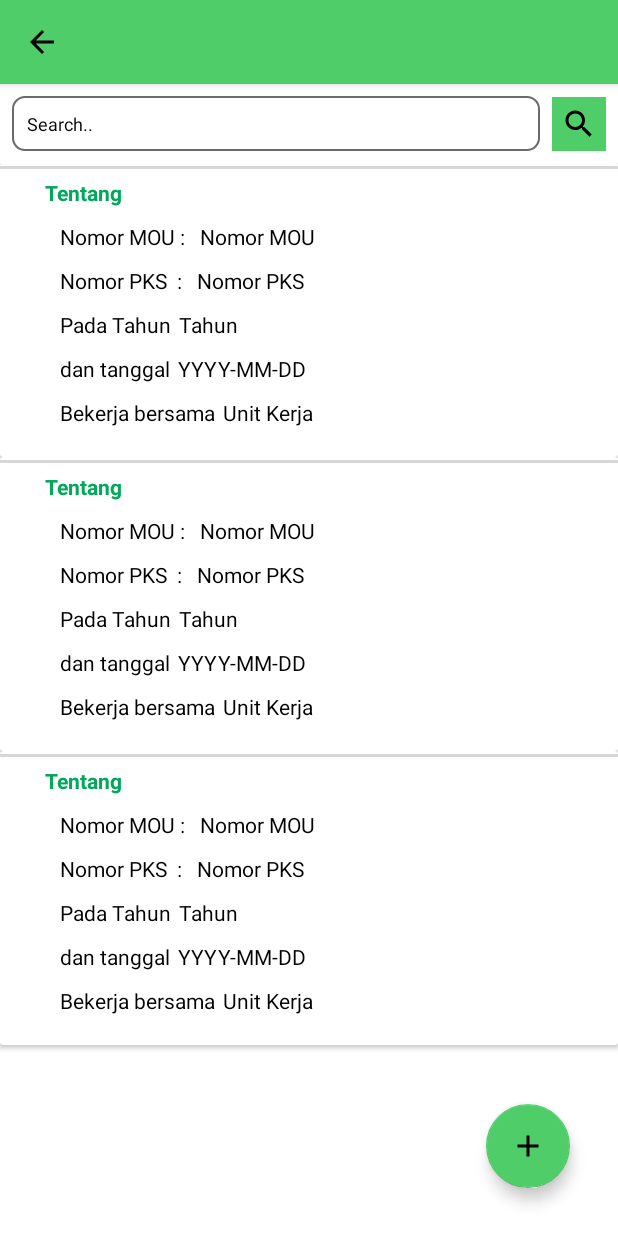
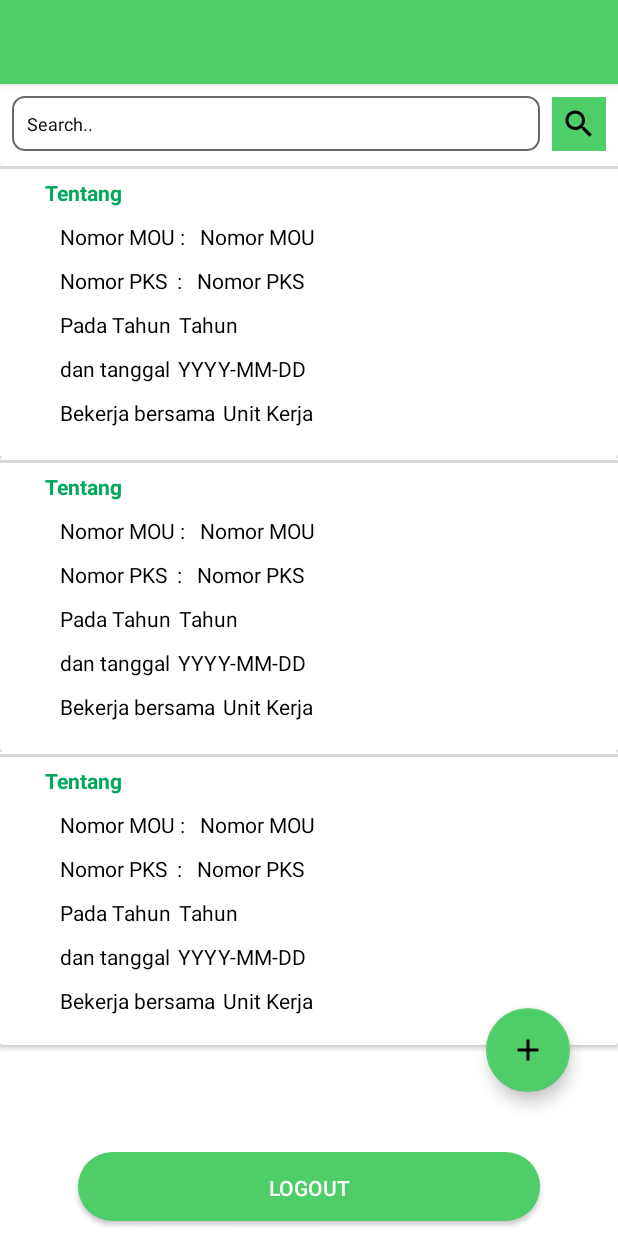
Before and after one commit to Abdannov/pendakers-android, an Android app: the layout activity_samarinda.xml on its own in the app's theme, with its tools: preview values and no code run, on a phone screen of 412 x 824 dp. Run offline under Robolectric (Android 15) with nearby library versions, the phone set to English and light mode, and no system bars.

Commit message:
fixing revisi pendadaran

```diff
--- a/app/src/main/java/com/pendakers/API/RetroServer.java
+++ b/app/src/main/java/com/pendakers/API/RetroServer.java
@@ -28,7 +28,7 @@ public class RetroServer {
 
         if(retro == null){
             retro = new Retrofit.Builder()
-                    .baseUrl(baseURL)
+                    .baseUrl(baseURLLocal)
                     .addConverterFactory(GsonConverterFactory.create(gson))
                     .client(httpClient.build())
                     .build();
--- a/app/src/main/java/com/pendakers/Activity/LoginActivity.java
+++ b/app/src/main/java/com/pendakers/Activity/LoginActivity.java
@@ -57,7 +57,8 @@ public class LoginActivity extends AppCompatActivity {
                     PrefManager prf = new PrefManager(LoginActivity.this);
                     assert response.body() != null;
                     prf.setString(Const.TOKEN,response.body().getAccessToken());
-                    Intent i = new Intent(LoginActivity.this, HomeActivity.class);
+                    prf.setString(Const.KAB_KOTA,response.body().getUser().getKabkota());
+                    Intent i = new Intent(LoginActivity.this, PendakerActivity.class);
                     i.setFlags(Intent.FLAG_ACTIVITY_CLEAR_TOP | Intent.FLAG_ACTIVITY_CLEAR_TASK);
                     startActivity(i);
                     finish();
--- a/app/src/main/java/com/pendakers/Activity/MainActivity.java
+++ b/app/src/main/java/com/pendakers/Activity/MainActivity.java
@@ -34,7 +34,7 @@ public class MainActivity extends AppCompatActivity {
             public void run() {
                 PrefManager prf = new PrefManager(MainActivity.this);
                 if(!prf.getString(Const.TOKEN).equals("")){
-                    startActivity(new Intent(getApplicationContext(),HomeActivity.class));
+                    startActivity(new Intent(getApplicationContext(),PendakerActivity.class));
                 }else{
                     startActivity(new Intent(getApplicationContext(), LoginActivity.class));
                 }
--- a/app/src/main/java/com/pendakers/Manager/Const.java
+++ b/app/src/main/java/com/pendakers/Manager/Const.java
@@ -16,4 +16,5 @@ public class Const {
     public static final String LATITUDE ="latitude";
     public static final String LONGTITUDE ="longtitude";
     public static final String TIMEOUT ="time_out";
+    public static final String KAB_KOTA ="kabkota";
 }
--- a/app/src/main/res/layout/activity_samarinda.xml
+++ b/app/src/main/res/layout/activity_samarinda.xml
@@ -15,20 +15,19 @@
         android:background="#4fcd69"
         app:layout_constraintEnd_toEndOf="parent"
         app:layout_constraintStart_toStartOf="parent"
-        app:layout_constraintTop_toTopOf="parent"
-        app:navigationIcon="@drawable/ic_arrow_back_24" />
+        app:layout_constraintTop_toTopOf="parent" />
 
     <com.google.android.material.floatingactionbutton.FloatingActionButton
         android:id="@+id/tambahdatasmd"
         android:layout_width="wrap_content"
         android:layout_height="wrap_content"
         android:layout_alignParentBottom="true"
+        android:layout_margin="32dp"
         android:background="#00a859"
-        android:layout_margin="32dp"
+        android:contentDescription="@string/todo"
         android:src="@drawable/ic_add"
-        app:layout_constraintBottom_toBottomOf="parent"
-        app:layout_constraintEnd_toEndOf="parent"
-        android:contentDescription="@string/todo" />
+        app:layout_constraintBottom_toBottomOf="@+id/srl_smd"
+        app:layout_constraintEnd_toEndOf="parent" />
 
     <EditText
         android:id="@+id/etSearch"
@@ -66,8 +65,11 @@
         android:layout_height="0dp"
         android:layout_below="@+id/toolbar"
         android:layout_marginTop="8dp"
-        app:layout_constraintTop_toBottomOf="@+id/etSearch"
-        tools:layout_editor_absoluteX="120dp">
+        android:layout_marginBottom="8dp"
+        app:layout_constraintBottom_toTopOf="@+id/btnLogout"
+        app:layout_constraintEnd_toEndOf="parent"
+        app:layout_constraintStart_toStartOf="parent"
+        app:layout_constraintTop_toBottomOf="@+id/etSearch">
 
         <androidx.recyclerview.widget.RecyclerView
             android:id="@+id/rv_datasmd"
@@ -76,6 +78,22 @@
             tools:listitem="@layout/list_samarinda" />
 
     </androidx.swiperefreshlayout.widget.SwipeRefreshLayout>
+
+    <androidx.appcompat.widget.AppCompatButton
+        android:id="@+id/btnLogout"
+        android:layout_width="match_parent"
+        android:layout_height="wrap_content"
+        android:layout_marginLeft="50dp"
+        android:layout_marginRight="50dp"
+        android:layout_marginBottom="8dp"
+        android:background="@drawable/my_shapelogo"
+        android:backgroundTint="#4fcd69"
+        android:text="@string/logout"
+
+        android:textColor="@color/white"
+        app:layout_constraintBottom_toBottomOf="parent"
+        app:layout_constraintEnd_toEndOf="@+id/imageView"
+        app:layout_constraintStart_toStartOf="@+id/imageView" />
 
     <TextView
         android:id="@+id/notFound"
```
Also changed, not shown: app/src/main/java/com/pendakers/Activity/PendakerActivity.java (+12 -3 lines), app/src/main/java/com/pendakers/Model/User.java (+11 -0 lines).
